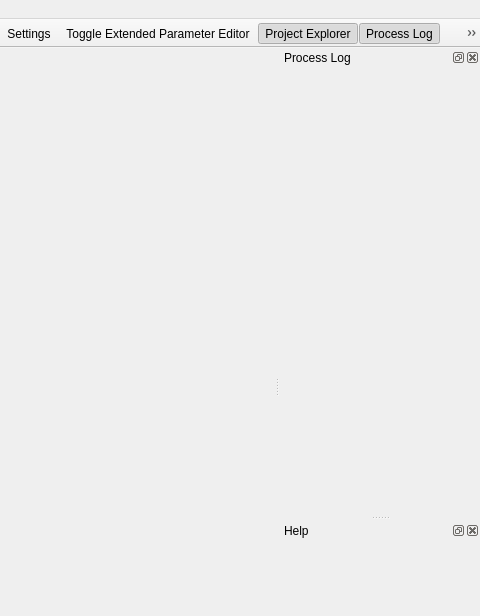
The window that src/mainwindow.ui (GAMS-dev/studio) describes before a commit, drawn with Qt 5; both pictures show x 534 to 1014 and y 0 to 616 of the 1014 by 745 pixel window.
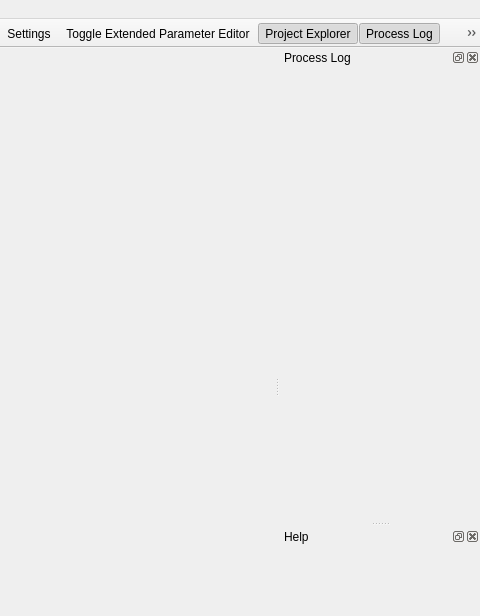
The same window after the commit. Icons and pictures are not drawn. Custom widgets are drawn as their Qt base class.

Diff of the .ui file:
```diff
--- a/src/mainwindow.ui
+++ b/src/mainwindow.ui
@@ -588,7 +588,7 @@
    <property name="minimumSize">
     <size>
      <width>200</width>
-     <height>44</height>
+     <height>46</height>
     </size>
    </property>
    <property name="floating">
@@ -605,6 +605,9 @@
    </attribute>
    <widget class="QWidget" name="dockWidgetContents_4">
     <layout class="QVBoxLayout" name="verticalLayout_2">
+     <property name="spacing">
+      <number>0</number>
+     </property>
      <property name="leftMargin">
       <number>0</number>
      </property>
@@ -620,7 +623,7 @@
      <item>
       <widget class="gams::studio::TabWidget" name="logTabs">
        <property name="sizePolicy">
-        <sizepolicy hsizetype="Preferred" vsizetype="Preferred">
+        <sizepolicy hsizetype="Preferred" vsizetype="MinimumExpanding">
          <horstretch>3</horstretch>
          <verstretch>0</verstretch>
         </sizepolicy>
```
Left out of the diff: 3 changed lines with no effect on the pictures.
